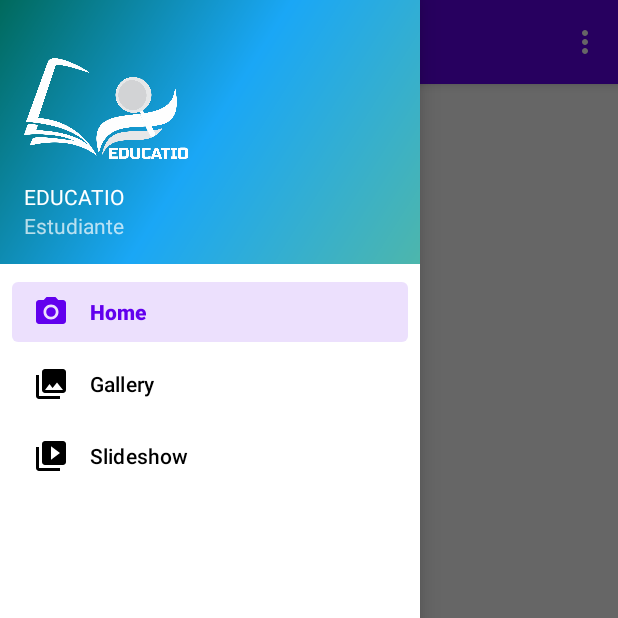
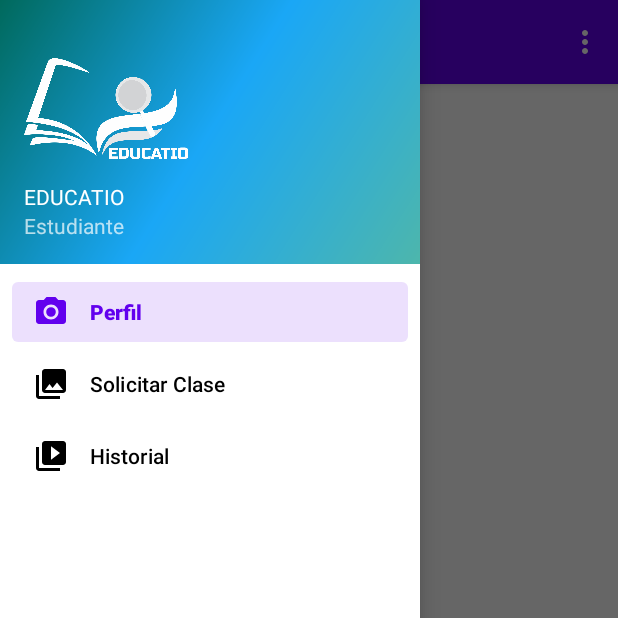
Before and after one commit to valeriafern/Estudiante, an Android app: the screen it shows after launch (MainActivity), with the side drawer open, on a phone screen of 412 x 824 dp, the top half of it. Run offline under Robolectric (Android 15) with nearby library versions, the phone set to English and light mode, and no system bars; our stand-ins replace navigation-ui.

```diff
--- a/app/src/main/res/menu/activity_main_drawer.xml
+++ b/app/src/main/res/menu/activity_main_drawer.xml
@@ -7,14 +7,14 @@
         <item
             android:id="@+id/nav_home"
             android:icon="@drawable/ic_menu_camera"
-            android:title="@string/menu_home" />
+            android:title="@string/perfil" />
         <item
             android:id="@+id/nav_gallery"
             android:icon="@drawable/ic_menu_gallery"
-            android:title="@string/menu_gallery" />
+            android:title="@string/solicitar_clase" />
         <item
             android:id="@+id/nav_slideshow"
             android:icon="@drawable/ic_menu_slideshow"
-            android:title="@string/menu_slideshow" />
+            android:title="@string/historial" />
     </group>
 </menu>
--- a/app/src/main/res/values/strings.xml
+++ b/app/src/main/res/values/strings.xml
@@ -12,4 +12,7 @@
     <string name="menu_slideshow">Slideshow</string>
     <string name="educatio">EDUCATIO</string>
     <string name="estudiante">Estudiante</string>
+    <string name="perfil">Perfil</string>
+    <string name="solicitar_clase">Solicitar Clase</string>
+    <string name="historial">Historial</string>
 </resources>
```
